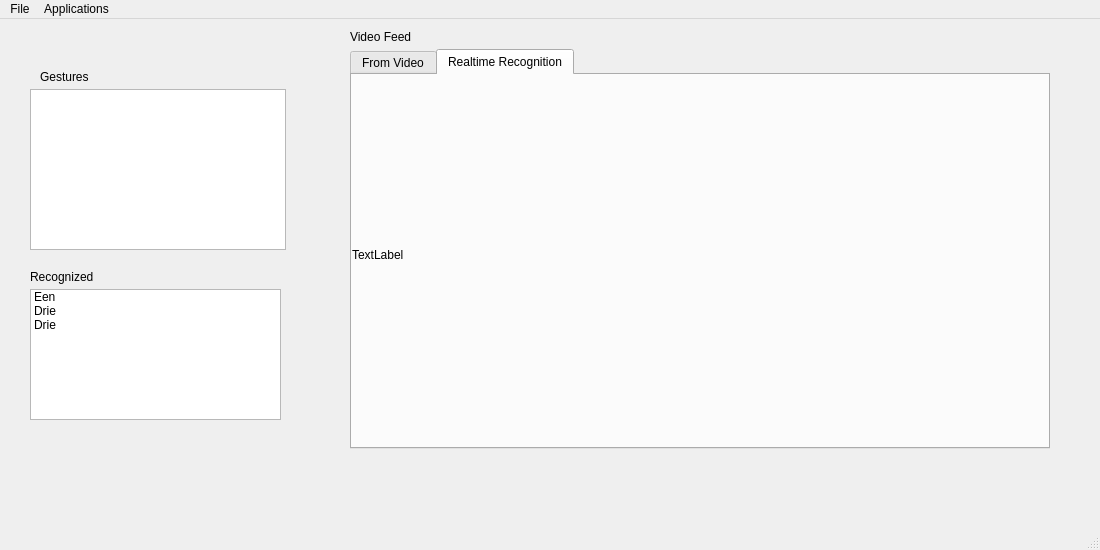
Old version of the form src/GUI/mainwindow.ui in the repository SpeedyCodes/HMM-GestureRecognition.
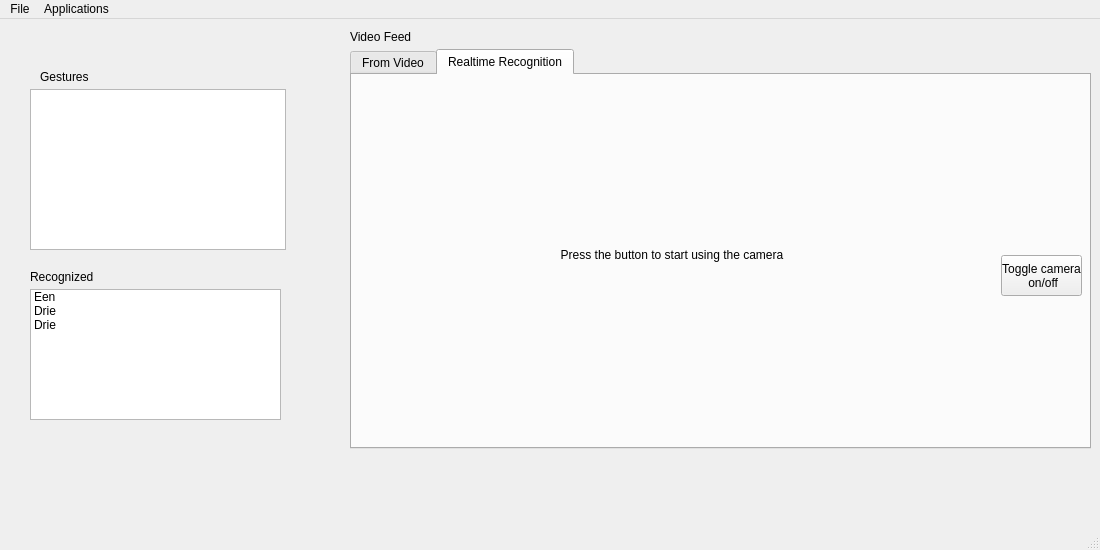
New version of the form.

Commit message: first version of camera feed threading and toggle, and gesture creation from videos (unstable and slow)

The edit to the form file:
```diff
--- a/src/GUI/mainwindow.ui
+++ b/src/GUI/mainwindow.ui
@@ -68,7 +68,7 @@
      <rect>
       <x>350</x>
       <y>30</y>
-      <width>700</width>
+      <width>741</width>
       <height>400</height>
      </rect>
     </property>
@@ -110,7 +110,24 @@
        </rect>
       </property>
       <property name="text">
-       <string>TextLabel</string>
+       <string>Press the button to start using the camera</string>
+      </property>
+      <property name="alignment">
+       <set>Qt::AlignCenter</set>
+      </property>
+     </widget>
+     <widget class="QPushButton" name="cameraToggle">
+      <property name="geometry">
+       <rect>
+        <x>649</x>
+        <y>180</y>
+        <width>81</width>
+        <height>41</height>
+       </rect>
+      </property>
+      <property name="text">
+       <string>Toggle camera
+ on/off</string>
       </property>
      </widget>
     </widget>
```
Left out of the diff: 6 changed lines with no effect on the pictures. The commit also changes 10 other files.
